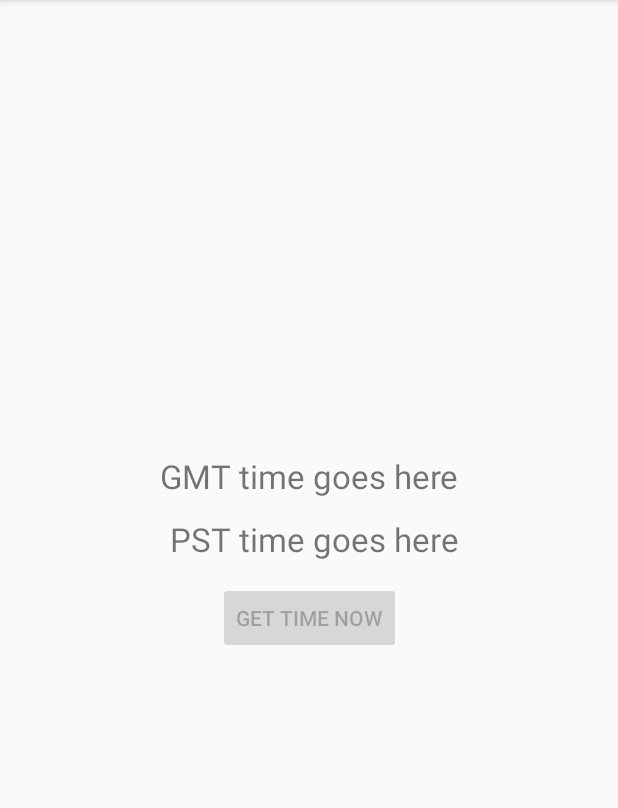
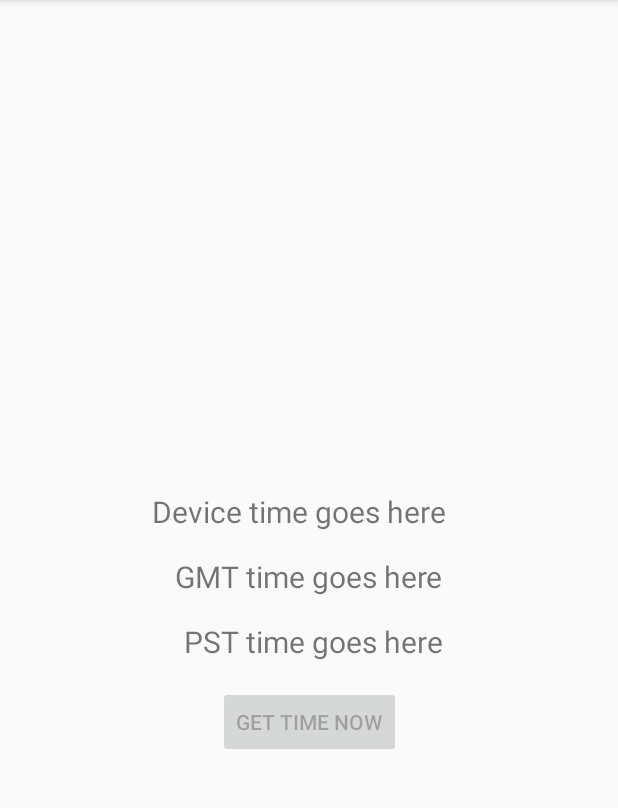
Before and after one commit to gloooooory/truetime-android, an Android app: the screen it shows after launch (Sample2Activity), on a phone screen of 412 x 824 dp, the part 84-892 px from its top. Run offline under Robolectric (Android 15) with nearby library versions, the phone set to English and light mode, and no system bars; our stand-ins replace ButterKnife; libraries missing offline, so code that uses them is left out: rx.android.schedulers, rx.functions, rx.schedulers; 1 statement that could not run was skipped.

Commit message:
feat: add device time to sample app

```diff
--- a/app/src/main/res/layout/activity_sample.xml
+++ b/app/src/main/res/layout/activity_sample.xml
@@ -1,5 +1,6 @@
 <?xml version="1.0" encoding="utf-8"?>
-<android.support.constraint.ConstraintLayout xmlns:android="http://schemas.android.com/apk/res/android"
+<android.support.constraint.ConstraintLayout
+    xmlns:android="http://schemas.android.com/apk/res/android"
     xmlns:app="http://schemas.android.com/apk/res-auto"
     xmlns:tools="http://schemas.android.com/tools"
     android:id="@+id/activity_main"
@@ -8,52 +9,69 @@
     tools:context="com.instacart.library.sample.SampleActivity">
 
     <TextView
+        android:id="@+id/tt_time_pst"
+
+        android:layout_width="wrap_content"
+        android:layout_height="wrap_content"
+
+        android:text="GMT time goes here"
+        android:textSize="20dp"
+
+        app:layout_constraintBottom_toBottomOf="@+id/activity_main"
+        app:layout_constraintLeft_toLeftOf="@+id/activity_main"
+        app:layout_constraintRight_toRightOf="@+id/activity_main"
+        app:layout_constraintTop_toTopOf="@+id/activity_main"
+        tools:layout_constraintBottom_creator="1"
+        tools:layout_constraintLeft_creator="1"
+        tools:layout_constraintRight_creator="1"
+        tools:layout_constraintTop_creator="1"/>
+
+    <TextView
         android:id="@+id/tt_time_gmt"
 
         android:layout_width="wrap_content"
         android:layout_height="wrap_content"
 
-        android:text="GMT time goes here"
-        android:textSize="22dp"
+        android:layout_marginTop="16dp"
+        android:text="PST time goes here"
 
-        app:layout_constraintLeft_toLeftOf="@+id/activity_main"
-        tools:layout_constraintLeft_creator="1"
-        app:layout_constraintTop_toTopOf="@+id/activity_main"
-        tools:layout_constraintTop_creator="1"
-        app:layout_constraintRight_toRightOf="@+id/activity_main"
+        android:textSize="20dp"
+        app:layout_constraintRight_toRightOf="@+id/tt_time_pst"
+        app:layout_constraintTop_toBottomOf="@+id/tt_time_pst"
         tools:layout_constraintRight_creator="1"
-        app:layout_constraintBottom_toBottomOf="@+id/activity_main"
-        tools:layout_constraintBottom_creator="1"
-        app:layout_constraintVertical_bias="0.41" />
+        tools:layout_constraintTop_creator="1"/>
 
     <TextView
-        android:id="@+id/tt_time_pst"
+        android:id="@+id/tt_time_device"
 
         android:layout_width="wrap_content"
         android:layout_height="wrap_content"
+        android:layout_marginBottom="16dp"
 
-        android:text="PST time goes here"
-        android:textSize="22dp"
+        android:text="Device time goes here"
+        android:textSize="20dp"
 
-        app:layout_constraintRight_toRightOf="@+id/tt_time_gmt"
-        tools:layout_constraintRight_creator="1"
-        app:layout_constraintBottom_toTopOf="@+id/tt_btn_refresh"
-        android:layout_marginBottom="14dp"
-        tools:layout_constraintBottom_creator="1" />
-
+        app:layout_constraintBottom_toTopOf="@+id/tt_time_pst"
+        app:layout_constraintHorizontal_bias="0.47"
+        app:layout_constraintLeft_toLeftOf="@+id/activity_main"
+        app:layout_constraintRight_toRightOf="@+id/activity_main"
+        tools:layout_constraintBottom_creator="1"
+        tools:layout_constraintLeft_creator="1"
+        tools:layout_constraintRight_creator="1"/>
 
     <Button
         android:id="@+id/tt_btn_refresh"
         android:layout_width="wrap_content"
         android:layout_height="wrap_content"
 
+        android:layout_marginTop="16dp"
         android:text="Get Time NOW"
         app:layout_constraintLeft_toLeftOf="@+id/activity_main"
+        app:layout_constraintRight_toRightOf="@+id/activity_main"
+        app:layout_constraintTop_toBottomOf="@+id/tt_time_gmt"
         tools:layout_constraintLeft_creator="1"
-        app:layout_constraintTop_toBottomOf="@+id/tt_time_gmt"
-        android:layout_marginTop="56dp"
-        tools:layout_constraintTop_creator="1"
-        app:layout_constraintRight_toRightOf="@+id/activity_main"
-        tools:layout_constraintRight_creator="1" />
+        tools:layout_constraintRight_creator="1"
+        tools:layout_constraintTop_creator="1"/>
+
 
 </android.support.constraint.ConstraintLayout>
--- a/library/src/main/res/values/strings.xml
+++ b/library/src/main/res/values/strings.xml
@@ -1,3 +1,6 @@
 <resources>
     <string name="app_name">TrueTime for Android</string>
+    <string name="tt_time_gmt">TrueTime: %1$s [GMT]</string>
+    <string name="tt_time_pst">TrueTime: %1$s [PST]</string>
+    <string name="tt_time_device">Device Time: %1$s [PST]</string>
 </resources>
```
Also changed, not shown: app/src/main/java/com/instacart/library/sample/Sample2Activity.java (+16 -5 lines).
